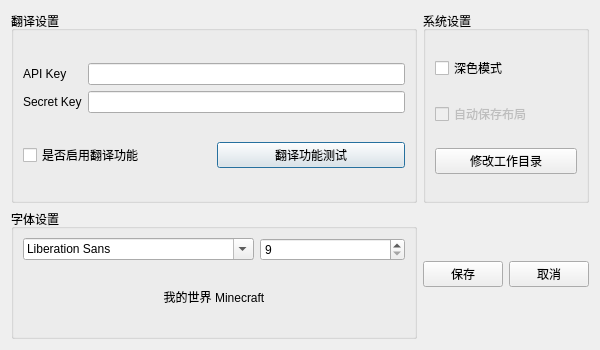
Above: Settings.ui from MonianHello/JSON-i18n before the change. Below: the same form after it.
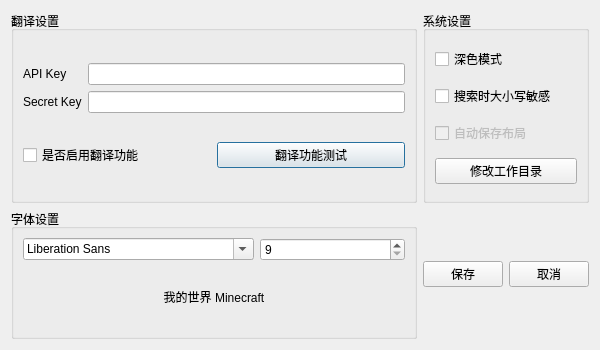
That is the form after the change.

Commit message: 查找区分大小写选项

Diff of the .ui file:
```diff
--- a/Settings.ui
+++ b/Settings.ui
@@ -131,6 +131,13 @@
         </property>
        </widget>
       </item>
+      <item>
+       <widget class="QCheckBox" name="caseSensitiveCheckBox">
+        <property name="text">
+         <string>搜索时大小写敏感</string>
+        </property>
+       </widget>
+      </item>
       <item>
        <widget class="QCheckBox" name="autoSaveLayoutCheckBox">
         <property name="enabled">
```
The commit also changes 2 other files.
